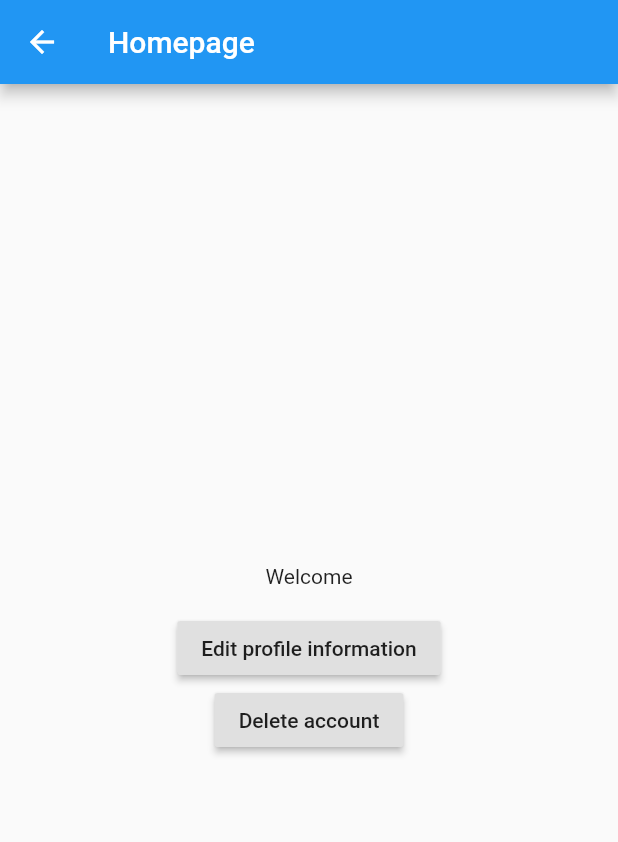
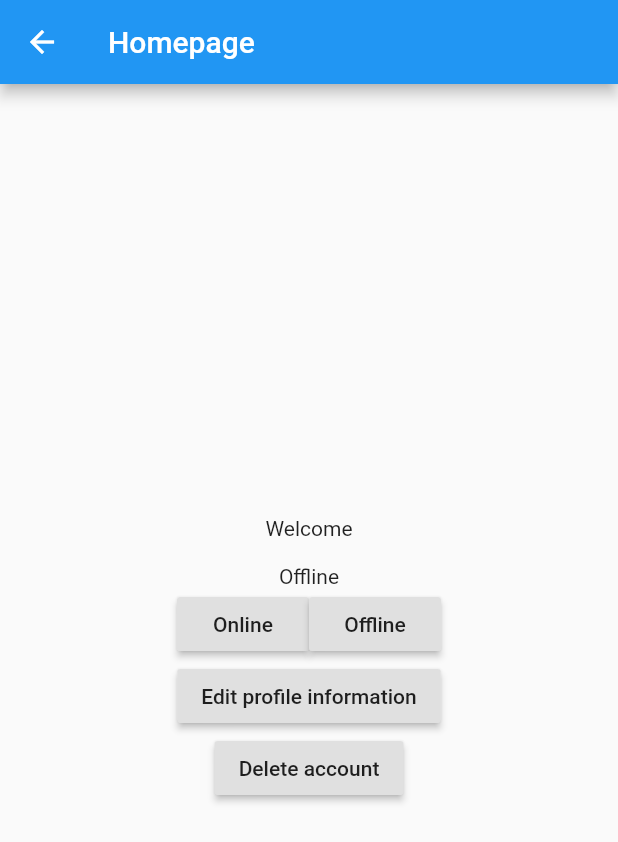
Before and after one commit to FaizIkhwan/flutter-mysql, a Flutter app: the HomePage screen opened directly with empty values, on a phone screen of 412 x 824 dp. Shown: the top 842 px of the screen. Run offline on Flutter 3.47's test engine with Material 2 defaults, Android fonts, the phone set to English and light mode, and no system bars.

Commit message:
add setstate

```diff
--- a/Using MySQL/hello_world/lib/screen/edit_profile.dart
+++ b/Using MySQL/hello_world/lib/screen/edit_profile.dart
@@ -5,7 +5,6 @@
 
 import 'package:flutter/material.dart';
 import 'package:hello_world/utils/NavigatorHelper.dart';
-import 'homepage.dart';
 import 'dart:async';
 import 'dart:convert';
 import 'package:http/http.dart' as http;
--- a/Using MySQL/hello_world/lib/screen/homepage.dart
+++ b/Using MySQL/hello_world/lib/screen/homepage.dart
@@ -25,6 +25,8 @@ class _HomePageState extends State<HomePage> {
   final String realname;
   final String username;
 
+  String status = "Offline";
+
   _HomePageState(this.username, this.realname);
 
   @override
@@ -43,6 +45,33 @@ class _HomePageState extends State<HomePage> {
               Text("Welcome"),
 
               Text(realname),
+
+              Text(status),
+
+              Row(
+                mainAxisAlignment: MainAxisAlignment.center,
+                children: <Widget>[
+
+                  RaisedButton(
+                    child: Text("Online"),
+                    onPressed: () {
+                      setState(() {
+                        status = "Online";
+                      });
+                    },
+                  ),
+
+                  RaisedButton(
+                    child: Text("Offline"),
+                    onPressed: () {
+                      setState(() {
+                        status = "Offline";
+                      });
+                    },
+                  ),
+
+                ],
+              ),
 
               RaisedButton(
                 child: Text("Edit profile information"),
```
